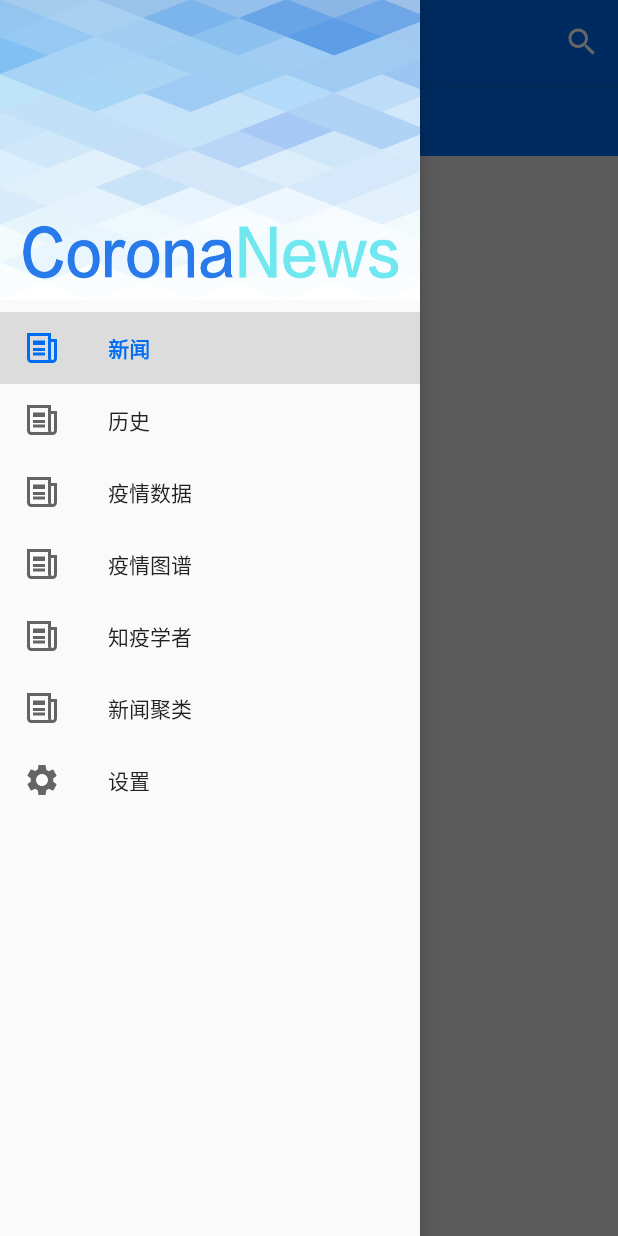
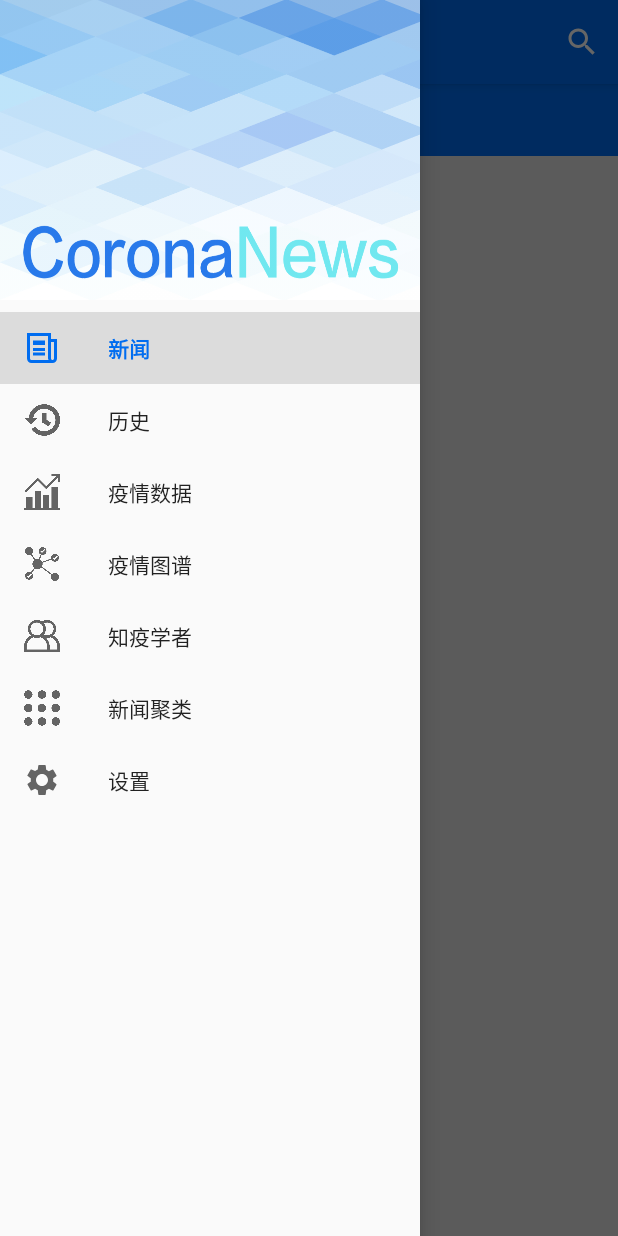
Before and after one commit to yueyang2000/CoronaNews, an Android app: the screen it shows after launch (MainActivity), with the side drawer open, on a phone screen of 412 x 824 dp. Run offline under Robolectric (Android 15) with nearby library versions, the phone set to English and light mode, and no system bars; our stand-ins replace RxJava; libraries missing offline, so code that uses them is left out: com.nostra13.universalimageloader, com.xyzlf.share; network calls fail; 2 statements that could not run were skipped.

Commit message:
change icons and other small details

```diff
--- a/app/src/main/java/com/java/yueyang/main/MainActivity.java
+++ b/app/src/main/java/com/java/yueyang/main/MainActivity.java
@@ -188,7 +188,7 @@ public class MainActivity extends AppCompatActivity
 
     @Override
     public void switchToChart() {
-        switchTo(R.id.nav_data, "疫情信息");
+        switchTo(R.id.nav_data, "疫情数据");
         if (mChart == null)
             mChart = PaintChartFragment.newInstance();
         getSupportFragmentManager().beginTransaction().replace(R.id.frame_content, mChart).commit();
--- a/app/src/main/res/layout/data_chart.xml
+++ b/app/src/main/res/layout/data_chart.xml
@@ -91,6 +91,9 @@
             android:layout_width="100dp"
             android:layout_height="wrap_content"
             android:layout_gravity="center_horizontal"
+            android:background="@color/colorPrimary"
+            android:textColor="@color/colorTabText"
+            android:textSize="16dp"
             android:text="查询" />
 
         <com.github.mikephil.charting.charts.LineChart
--- a/app/src/main/res/menu/activity_main_drawer.xml
+++ b/app/src/main/res/menu/activity_main_drawer.xml
@@ -8,24 +8,24 @@
             android:title="@string/nav_news_title" />
         <item
             android:id="@+id/nav_history"
-            android:icon="@drawable/ic_news"
+            android:icon="@drawable/ic_history"
             android:title="@string/nav_history_title" />
         <item
             android:id="@+id/nav_data"
-            android:icon="@drawable/ic_news"
+            android:icon="@drawable/ic_data"
             android:title="@string/nav_data_title" />
         <item
             android:id="@+id/nav_info"
-            android:icon="@drawable/ic_news"
+            android:icon="@drawable/ic_info"
             android:title="@string/nav_info_title" />
 
         <item
             android:id="@+id/nav_scholar"
-            android:icon="@drawable/ic_news"
+            android:icon="@drawable/ic_scholar"
             android:title="@string/nav_scholar_title" />
         <item
             android:id="@+id/nav_cluster"
-            android:icon="@drawable/ic_news"
+            android:icon="@drawable/ic_cluster"
             android:title="@string/nav_cluster_title" />
 
         <item
--- a/app/src/main/res/values/colors.xml
+++ b/app/src/main/res/values/colors.xml
@@ -10,7 +10,7 @@
     <color name="colorTabText">#00E7F0</color>
 
     <color name="colorCard">#EDF1FA</color>
-    <color name="colorCardRead">#FFFFFF</color>
+    <color name="colorCardRead">#E4F1FE</color>
     <color name="colorSelectorNormal">#00000000</color>
     <color name="colorSelectorPress">#22000000</color>
 
```
Also changed, not shown: app/src/main/java/com/java/yueyang/chart/PaintChartFragment.java (+5 -6 lines), app/src/main/java/com/java/yueyang/data/Config.java (+0 -104 lines), app/src/main/res/drawable/ic_cluster.png (added), app/src/main/res/drawable/ic_data.png (added), app/src/main/res/drawable/ic_history.png (added), app/src/main/res/drawable/ic_info.png (added), app/src/main/res/drawable/ic_scholar.png (added).
